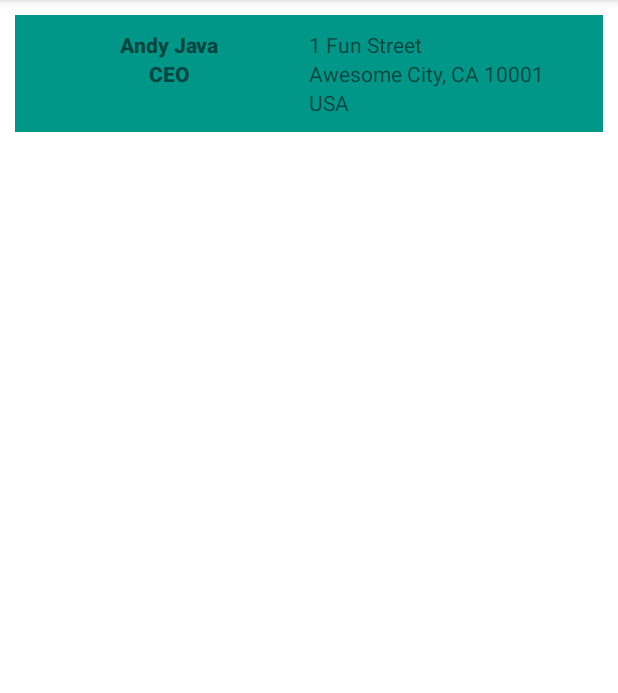
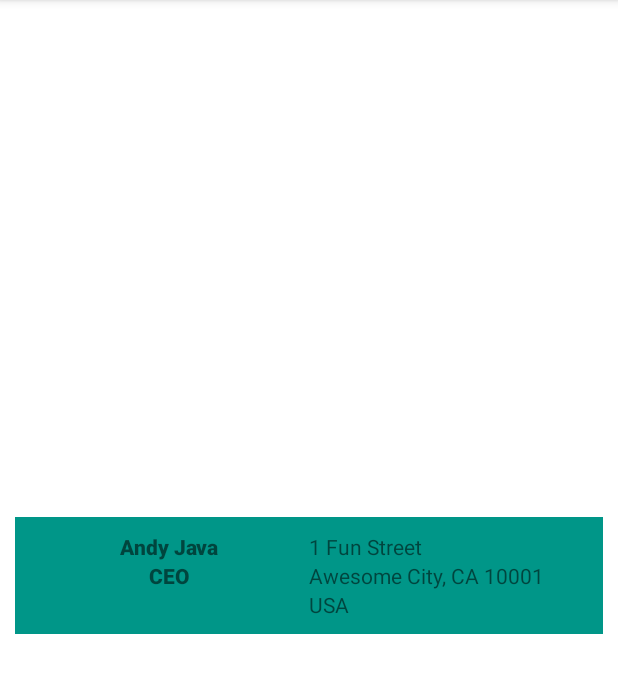
Before and after one commit to lima-1thing/SeeUJavaAndAndroid, an Android app: the screen it shows after launch (BusinesscardActivityMainActivity), on a phone screen of 412 x 824 dp, the part 84-777 px from its top. Run offline under Robolectric (Android 15) with nearby library versions, the phone set to English and light mode, and no system bars.

Commit message:
fix layout issue

```diff
--- a/businesscard/src/main/res/layout/businesscard_activity_main.xml
+++ b/businesscard/src/main/res/layout/businesscard_activity_main.xml
@@ -5,6 +5,11 @@
     android:layout_height="match_parent"
     android:orientation="vertical"
     tools:context=".BusinesscardActivityMainActivity">
+
+    <Space
+        android:layout_width="match_parent"
+        android:layout_height="wrap_content"
+        android:layout_weight=".25" />
 
     <LinearLayout
         android:layout_width="match_parent"
@@ -71,9 +76,4 @@
         android:layout_height="wrap_content"
         android:layout_weight=".25" />
 
-    <Space
-        android:layout_width="match_parent"
-        android:layout_height="wrap_content"
-        android:layout_weight=".25" />
-
 </LinearLayout>
```
